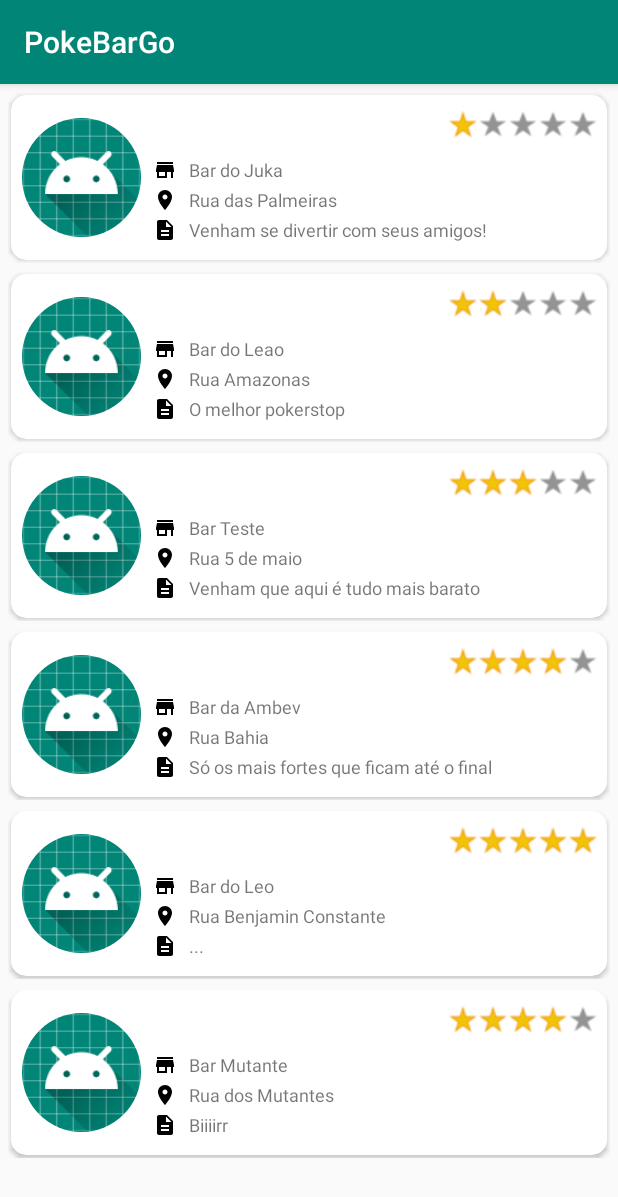
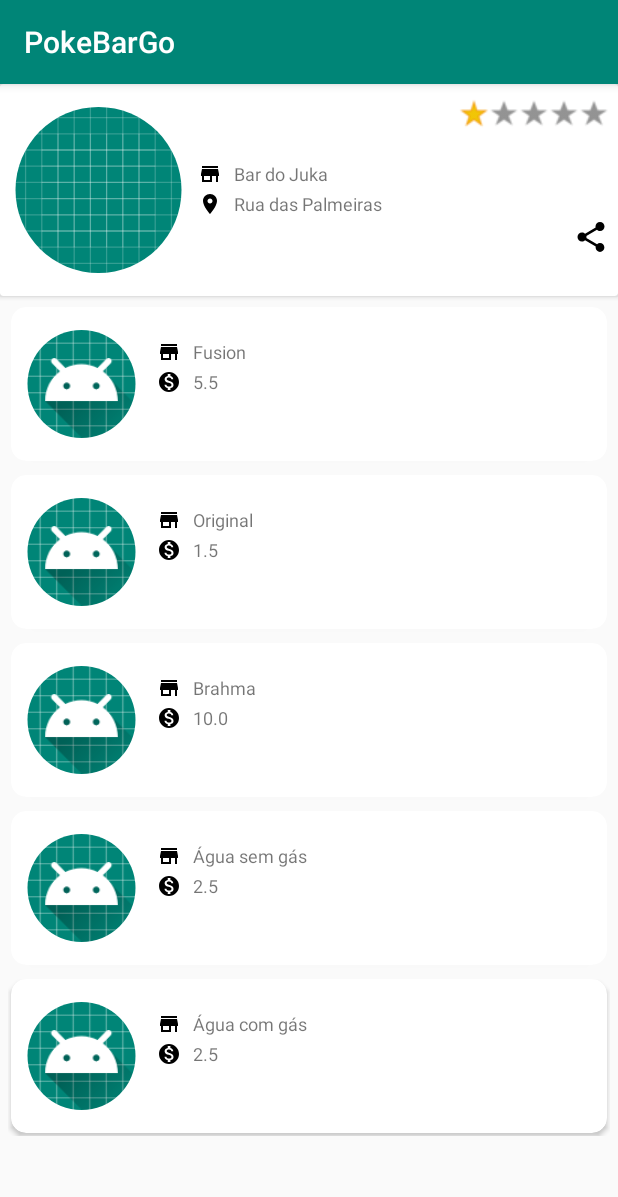
Before and after one commit to YuriLuis/PokeBarGo, an Android app: the screen it shows after launch (MainActivity before the commit, BarDetalheActivity after it), after a tap on "Bar do Juka", on a phone screen of 412 x 824 dp. Shown: the top 1197 px of the screen. Run offline under Robolectric (Android 15) with nearby library versions, the phone set to English and light mode, and no system bars; our stand-ins replace CircleImageView.

Commit message:
Criado bastante coisa no mesmo commit.

```diff
--- a/app/src/main/AndroidManifest.xml
+++ b/app/src/main/AndroidManifest.xml
@@ -9,8 +9,8 @@
         android:roundIcon="@mipmap/ic_launcher_round"
         android:supportsRtl="true"
         android:theme="@style/AppTheme">
+        <activity android:name=".view.BarDetalheActivity"></activity>
         <activity android:name=".view.MainActivity">
-
             <intent-filter>
                 <action android:name="android.intent.action.MAIN" />
 
--- a/app/src/main/java/com/example/pokebargo/controler/BarAdapter.java
+++ b/app/src/main/java/com/example/pokebargo/controler/BarAdapter.java
@@ -1,6 +1,7 @@
 package com.example.pokebargo.controler;
 
 import android.content.Context;
+import android.content.Intent;
 import android.view.LayoutInflater;
 import android.view.View;
 import android.view.ViewGroup;
@@ -13,12 +14,15 @@ import androidx.recyclerview.widget.RecyclerView;
 
 import com.example.pokebargo.R;
 import com.example.pokebargo.model.Bar;
+import com.example.pokebargo.model.Produto;
+import com.example.pokebargo.view.BarDetalheActivity;
 
 import java.util.List;
 
 public class BarAdapter extends RecyclerView.Adapter<BarAdapter.MyViewHolder> {
 
     private static List<Bar> listaBar;
+    private static List<Produto> listaProdutos;
     private Context context;
 
     // Construtor da classe BarAdapter
@@ -42,14 +46,19 @@ public class BarAdapter extends RecyclerView.Adapter<BarAdapter.MyViewHolder> {
         // Utiliza o holder para pegar as informações do model Bar
         holder.tv_nome.setText("   " + listaBar.get(position).getNome());
         holder.tv_endereco.setText("   " + listaBar.get(position).getEndereco());
-        holder.tv_descricao.setText("   " + listaBar.get(position).getDescricao());
+        holder.tv_descricao.setText("  " + listaBar.get(position).getDescricao());
         holder.rb_classificacao.setRating(listaBar.get(position).getClassificacao());
+        holder.iv_img_bar.setImageResource(listaBar.get(position).getUrl_img());
         holder.cv_item_bar.setOnClickListener(new View.OnClickListener() {
             @Override
             public void onClick(View v) {
-                /*Intent intent = new Intent(context, DetalhesProdutoActivity.class);
-                intent.putExtra("NomeProduto", listaProdutosFiltrado.get(position).getNomeProduto());
-                context.startActivity(intent);*/
+                Intent intent = new Intent(context, BarDetalheActivity.class);
+                intent.putExtra("NomeBar", listaBar.get(position).getNome());
+                intent.putExtra("EnderecoBar", listaBar.get(position).getEndereco());
+                intent.putExtra("DescricaoBar", listaBar.get(position).getDescricao());
+                intent.putExtra("ClassificaoBar", listaBar.get(position).getClassificacao());
+                intent.putExtra("ImagemBar", listaBar.get(position).getUrl_img());
+                context.startActivity(intent);
             }
         });
     }
--- /dev/null
+++ b/app/src/main/java/com/example/pokebargo/controler/ProdutoAdapter.java
@@ -0,0 +1,75 @@
+package com.example.pokebargo.controler;
+
+import android.content.Context;
+import android.view.LayoutInflater;
+import android.view.View;
+import android.view.ViewGroup;
+import android.widget.ImageView;
+import android.widget.TextView;
+
+import androidx.cardview.widget.CardView;
+import androidx.recyclerview.widget.RecyclerView;
+
+import com.example.pokebargo.R;
+import com.example.pokebargo.model.Produto;
+
+import java.util.List;
+
+public class ProdutoAdapter extends RecyclerView.Adapter<ProdutoAdapter.MyViewHolder> {
+
+    private static List<Produto> listaProduto;
+    private Context context;
+
+    // Construtor da classe BarAdapter
+    public ProdutoAdapter(Context context, List<Produto> listaProduto) {
+        this.context = context;
+        ProdutoAdapter.listaProduto = listaProduto;
+    }
+
+
+    // Infla a view
+    @Override
+    public MyViewHolder onCreateViewHolder(ViewGroup parent, int viewType) {
+        View view;
+        LayoutInflater mInflater = LayoutInflater.from(context);
+        view = mInflater.inflate(R.layout.rcv_produtos_list, parent, false);
+        return new MyViewHolder(view);
+    }
+
+    @Override
+    public void onBindViewHolder(MyViewHolder holder, final int position) {
+        // Utiliza o holder para pegar as informações do model Bar
+        holder.tv_nome.setText("   " + listaProduto.get(position).getNome());
+        holder.tv_valor.setText("   " + listaProduto.get(position).getValor());
+        holder.cv_item_bar.setOnClickListener(new View.OnClickListener() {
+            @Override
+            public void onClick(View v) {
+                /*Intent intent = new Intent(context, DetalhesProdutoActivity.class);
+                intent.putExtra("NomeProduto", listaProdutosFiltrado.get(position).getNomeProduto());
+                context.startActivity(intent);*/
+            }
+        });
+    }
+
+    @Override
+    public int getItemCount() {
+        return listaProduto.size();
+    }
+
+    // Informa as views a serem utilizadas
+    public static class MyViewHolder extends RecyclerView.ViewHolder {
+        TextView tv_nome, tv_valor;
+        ImageView iv_img_produto;
+        CardView cv_item_bar;
+
+        public MyViewHolder(View itemView) {
+            super(itemView);
+            // Atribuição
+            tv_nome = itemView.findViewById(R.id.tv_nome);
+            tv_valor = itemView.findViewById(R.id.tv_valor);
+            iv_img_produto = itemView.findViewById(R.id.img_produto);
+            cv_item_bar = itemView.findViewById(R.id.cv_item_bar);
+
+        }
+    }
+}
--- a/app/src/main/java/com/example/pokebargo/model/Bar.java
+++ b/app/src/main/java/com/example/pokebargo/model/Bar.java
@@ -4,16 +4,25 @@ import java.util.List;
 
 public class Bar {
     private String nome;
-    private String url_img;
+    private int url_img;
     private String descricao;
-    private List<String> produto;
+    private List<Produto> produto;
     private String endereco;
-    private int classificacao;
+    private float classificacao;
+
+    public Bar(String nome, int url_img, String descricao, List<Produto> produto, String endereco, float classificacao) {
+        this.nome = nome;
+        this.url_img = url_img;
+        this.descricao = descricao;
+        this.produto = produto;
+        this.endereco = endereco;
+        this.classificacao = classificacao;
+    }
 
     public Bar() {
     }
 
-    public Bar(String nome, String url_img, String descricao, String endereco, int classificacao) {
+    public Bar(String nome, int url_img, String descricao, String endereco, int classificacao) {
         this.nome = nome;
         this.url_img = url_img;
         this.descricao = descricao;
@@ -29,11 +38,11 @@ public class Bar {
         this.nome = nome;
     }
 
-    public String getUrl_img() {
+    public int getUrl_img() {
         return url_img;
     }
 
-    public void setUrl_img(String url_img) {
+    public void setUrl_img(int url_img) {
         this.url_img = url_img;
     }
 
@@ -45,11 +54,11 @@ public class Bar {
         this.descricao = descricao;
     }
 
-    public List<String> getProduto() {
+    public List<Produto> getProduto() {
         return produto;
     }
 
-    public void setProduto(List<String> produto) {
+    public void setProduto(List<Produto> produto) {
         this.produto = produto;
     }
 
@@ -61,11 +70,11 @@ public class Bar {
         this.endereco = endereco;
     }
 
-    public int getClassificacao() {
+    public float getClassificacao() {
         return classificacao;
     }
 
-    public void setClassificacao(int classificacao) {
+    public void setClassificacao(float classificacao) {
         this.classificacao = classificacao;
     }
 }
--- /dev/null
+++ b/app/src/main/java/com/example/pokebargo/model/Produto.java
@@ -0,0 +1,40 @@
+package com.example.pokebargo.model;
+
+public class Produto {
+    private String nome;
+    private double valor;
+    private int url_img;
+
+    public Produto() {
+    }
+
+    public Produto(String nome, double valor, int url_img) {
+        this.nome = nome;
+        this.valor = valor;
+        this.url_img = url_img;
+    }
+
+    public int getUrl_img() {
+        return url_img;
+    }
+
+    public void setUrl_img(int url_img) {
+        this.url_img = url_img;
+    }
+
+    public String getNome() {
+        return nome;
+    }
+
+    public void setNome(String nome) {
+        this.nome = nome;
+    }
+
+    public double getValor() {
+        return valor;
+    }
+
+    public void setValor(double valor) {
+        this.valor = valor;
+    }
+}
--- a/app/src/main/java/com/example/pokebargo/model/Produtos.java
+++ /dev/null
@@ -1,50 +0,0 @@
-package com.example.pokebargo.model;
-
-public class Produtos {
-    private String nome;
-    private int quantidade;
-    private float valor;
-    private String url_img;
-
-    public Produtos() {
-    }
-
-    public Produtos(String nome, int quantidade, float valor, String url_img) {
-        this.nome = nome;
-        this.quantidade = quantidade;
-        this.valor = valor;
-        this.url_img = url_img;
-    }
-
-    public String getUrl_img() {
-        return url_img;
-    }
-
-    public void setUrl_img(String url_img) {
-        this.url_img = url_img;
-    }
-
-    public String getNome() {
-        return nome;
-    }
-
-    public void setNome(String nome) {
-        this.nome = nome;
-    }
-
-    public int getQuantidade() {
-        return quantidade;
-    }
-
-    public void setQuantidade(int quantidade) {
-        this.quantidade = quantidade;
-    }
-
-    public float getValor() {
-        return valor;
-    }
-
-    public void setValor(float valor) {
-        this.valor = valor;
-    }
-}
--- /dev/null
+++ b/app/src/main/java/com/example/pokebargo/view/BarDetalheActivity.java
@@ -0,0 +1,109 @@
+package com.example.pokebargo.view;
+
+import android.content.Intent;
+import android.database.Cursor;
+import android.net.Uri;
+import android.os.Bundle;
+import android.provider.ContactsContract;
+import android.view.View;
+import android.widget.ImageView;
+import android.widget.RatingBar;
+import android.widget.TextView;
+import android.widget.Toast;
+
+import androidx.annotation.Nullable;
+import androidx.appcompat.app.AppCompatActivity;
+import androidx.recyclerview.widget.GridLayoutManager;
+import androidx.recyclerview.widget.RecyclerView;
+
+import com.example.pokebargo.R;
+import com.example.pokebargo.controler.ProdutoAdapter;
+import com.example.pokebargo.model.Produto;
+
+import java.util.ArrayList;
+import java.util.List;
+
+public class BarDetalheActivity extends AppCompatActivity {
+
+    private static final int RESULT_PICK_CONTACT = 1;
+    RecyclerView rcv_listaProduto;
+    List<Produto> produtosList;
+    TextView tv_nomeBar, tv_endereco;
+    RatingBar rb_classificacao;
+    ImageView img_bar;
+
+    @Override
+    protected void onActivityResult(int requestCode, int resultCode, @Nullable Intent data) {
+        super.onActivityResult(requestCode, resultCode, data);
+        if (resultCode == RESULT_OK) {
+            switch (requestCode) {
+                case RESULT_PICK_CONTACT:
+                    contactPicked(data);
+                    break;
+            }
+        } else {
+            Toast.makeText(this, "Nenhum contato selecionado!", Toast.LENGTH_SHORT).show();
+        }
+    }
+
+    @Override
+    protected void onCreate(Bundle savedInstanceState) {
+        super.onCreate(savedInstanceState);
+        setContentView(R.layout.activity_bar_detalhe);
+        ProdutoAdapter produtoAdapter;
+
+        produtosList = new ArrayList<>();
+        rcv_listaProduto = findViewById(R.id.rcv_listaProdutos);
+
+        // Variáveis Chaves
+        Intent intent = getIntent();
+        String nomeBar = intent.getExtras().getString("NomeBar");
+        String endereco = intent.getExtras().getString("EnderecoBar");
+        Float classificao = intent.getExtras().getFloat("ClassificaoBar");
+        int imgBar = intent.getExtras().getInt("ImagemBar");
+
+        tv_nomeBar = findViewById(R.id.tv_nomeBar);
+        tv_endereco = findViewById(R.id.tv_endereco);
+        rb_classificacao = findViewById(R.id.rb_classificacao);
+        img_bar = findViewById(R.id.img_bar);
+
+        tv_nomeBar.setText("   " + nomeBar);
+        tv_endereco.setText("   " + endereco);
+        rb_classificacao.setRating(classificao);
+        img_bar.setImageResource(imgBar);
+
+        produtosList.add(new Produto("Fusion", 5.50, 0));
+        produtosList.add(new Produto("Original", 1.50, 0));
+        produtosList.add(new Produto("Brahma", 10.0, 0));
+        produtosList.add(new Produto("Água sem gás", 2.50, 0));
+        produtosList.add(new Produto("Água com gás", 2.50, 0));
+
+        produtoAdapter = new ProdutoAdapter(this, produtosList);
+
+        rcv_listaProduto.setLayoutManager(new GridLayoutManager(this, 1));
+
+        rcv_listaProduto.setAdapter(produtoAdapter);
+
+
+    }
+
+    private void contactPicked(Intent data) {
+        Cursor cursor = null;
+        try {
+            String phoneNo = null;
+            Uri uri = data.getData();
+            cursor = getContentResolver().query(uri, null, null, null, null);
+            cursor.moveToFirst();
+            int phoneIndex = cursor.getColumnIndex(ContactsContract.CommonDataKinds.Phone.NUMBER);
+            phoneNo = cursor.getString(phoneIndex);
+            Toast.makeText(this, "Endereço enviado para o contato " + phoneNo, Toast.LENGTH_SHORT).show();
+        } catch (Exception e) {
+            e.printStackTrace();
+        }
+    }
+
+    public void compartilhar(View view) {
+        Intent in = new Intent(Intent.ACTION_PICK, ContactsContract.CommonDataKinds.Phone.CONTENT_URI);
+        startActivityForResult(in, RESULT_PICK_CONTACT);
+    }
+}
--- a/app/src/main/java/com/example/pokebargo/view/MainActivity.java
+++ b/app/src/main/java/com/example/pokebargo/view/MainActivity.java
@@ -22,20 +22,21 @@ public class MainActivity extends AppCompatActivity {
     protected void onCreate(Bundle savedInstanceState) {
         super.onCreate(savedInstanceState);
         setContentView(R.layout.activity_main);
+        BarAdapter barAdapter;
 
         barList = new ArrayList<>();
         rcv_listaBares = findViewById(R.id.rcv_listaBares);
 
         // Construtor da classe Bar
-        barList.add(new Bar("Bar do Juka", "", "Venham se divertir com seus amigos!", "Rua das Palmeiras", 1));
-        barList.add(new Bar("Bar do Leao", "", "O melhor pokerstop", "Rua Amazonas", 2));
-        barList.add(new Bar("Bar Teste", "", "Venham que aqui é tudo mais barato", "Rua 5 de maio", 3));
-        barList.add(new Bar("Bar da Ambev", "", "Só os mais fortes que ficam até o final", "Rua Bahia", 4));
-        barList.add(new Bar("Bar do Leo", "", "...", "Rua Benjamin Constante", 5));
-        barList.add(new Bar("Bar Mutante","","Biiiirr","Rua dos Mutantes",4));
+        barList.add(new Bar("Bar do Juka", R.drawable.ic_launcher_background, "Venham se divertir com seus amigos!", "Rua das Palmeiras", 1));
+        barList.add(new Bar("Bar do Leao", R.drawable.ic_launcher_background, "O melhor pokerstop", "Rua Amazonas", 2));
+        barList.add(new Bar("Bar Teste", R.drawable.ic_launcher_background, "Venham que aqui é tudo mais barato", "Rua 5 de maio", 3));
+        barList.add(new Bar("Bar da Ambev", R.drawable.ic_launcher_background, "Só os mais fortes que ficam até o final", "Rua Bahia", 4));
+        barList.add(new Bar("Bar do Leo", R.drawable.ic_launcher_background, "...", "Rua Benjamin Constante", 5));
+        barList.add(new Bar("Bar Mutante", R.drawable.ic_launcher_background, "Biiiirr", "Rua dos Mutantes", 4));
 
         // Construtor da classe Adapter
-        BarAdapter barAdapter = new BarAdapter(this, barList);
+        barAdapter = new BarAdapter(this, barList);
 
         // Define a quantidade de cards a ser exibido no layout
         rcv_listaBares.setLayoutManager(new GridLayoutManager(this, 1));
@@ -43,5 +44,7 @@ public class MainActivity extends AppCompatActivity {
         // Seta o BarAdapter no recycle view
         rcv_listaBares.setAdapter(barAdapter);
 
+        // Pegando o clique do Usuário no recycler view
+
     }
 }
--- /dev/null
+++ b/app/src/main/res/drawable/ic_monetization_on_black_16dp.xml
@@ -0,0 +1,4 @@
+<vector android:height="16dp" android:viewportHeight="24.0"
+    android:viewportWidth="24.0" android:width="16dp" xmlns:android="http://schemas.android.com/apk/res/android">
+    <path android:fillColor="#FF000000" android:pathData="M12,2C6.48,2 2,6.48 2,12s4.48,10 10,10 10,-4.48 10,-10S17.52,2 12,2zM13.41,18.09L13.41,20h-2.67v-1.93c-1.71,-0.36 -3.16,-1.46 -3.27,-3.4h1.96c0.1,1.05 0.82,1.87 2.65,1.87 1.96,0 2.4,-0.98 2.4,-1.59 0,-0.83 -0.44,-1.61 -2.67,-2.14 -2.48,-0.6 -4.18,-1.62 -4.18,-3.67 0,-1.72 1.39,-2.84 3.11,-3.21L10.74,4h2.67v1.95c1.86,0.45 2.79,1.86 2.85,3.39L14.3,9.34c-0.05,-1.11 -0.64,-1.87 -2.22,-1.87 -1.5,0 -2.4,0.68 -2.4,1.64 0,0.84 0.65,1.39 2.67,1.91s4.18,1.39 4.18,3.91c-0.01,1.83 -1.38,2.83 -3.12,3.16z"/>
+</vector>
--- /dev/null
+++ b/app/src/main/res/drawable/ic_share_black_24dp.xml
@@ -0,0 +1,9 @@
+<vector xmlns:android="http://schemas.android.com/apk/res/android"
+        android:width="24dp"
+        android:height="24dp"
+        android:viewportWidth="24.0"
+        android:viewportHeight="24.0">
+    <path
+        android:fillColor="#FF000000"
+        android:pathData="M18,16.08c-0.76,0 -1.44,0.3 -1.96,0.77L8.91,12.7c0.05,-0.23 0.09,-0.46 0.09,-0.7s-0.04,-0.47 -0.09,-0.7l7.05,-4.11c0.54,0.5 1.25,0.81 2.04,0.81 1.66,0 3,-1.34 3,-3s-1.34,-3 -3,-3 -3,1.34 -3,3c0,0.24 0.04,0.47 0.09,0.7L8.04,9.81C7.5,9.31 6.79,9 6,9c-1.66,0 -3,1.34 -3,3s1.34,3 3,3c0.79,0 1.5,-0.31 2.04,-0.81l7.12,4.16c-0.05,0.21 -0.08,0.43 -0.08,0.65 0,1.61 1.31,2.92 2.92,2.92 1.61,0 2.92,-1.31 2.92,-2.92s-1.31,-2.92 -2.92,-2.92z"/>
+</vector>
--- /dev/null
+++ b/app/src/main/res/layout/activity_bar_detalhe.xml
@@ -0,0 +1,110 @@
+<?xml version="1.0" encoding="utf-8"?>
+<LinearLayout xmlns:android="http://schemas.android.com/apk/res/android"
+    xmlns:app="http://schemas.android.com/apk/res-auto"
+    xmlns:tools="http://schemas.android.com/tools"
+    android:layout_width="match_parent"
+    android:layout_height="match_parent"
+    android:orientation="vertical"
+    tools:context=".view.BarDetalheActivity">
+
+    <androidx.cardview.widget.CardView
+        android:layout_width="match_parent"
+        android:layout_height="wrap_content">
+
+        <LinearLayout
+            android:layout_width="match_parent"
+            android:layout_height="wrap_content"
+            android:orientation="horizontal"
+            android:paddingLeft="2dp"
+            android:paddingTop="10dp"
+            android:paddingRight="6dp"
+            android:paddingBottom="10dp">
+
+            <de.hdodenhof.circleimageview.CircleImageView
+                android:id="@+id/img_bar"
+                android:layout_width="254dp"
+                android:layout_height="121dp"
+                android:layout_weight="1"
+                android:padding="5dp"
+                android:scaleType="centerCrop"
+                android:src="@mipmap/ic_launcher_round">
+
+            </de.hdodenhof.circleimageview.CircleImageView>
+
+            <LinearLayout
+                android:layout_width="match_parent"
+                android:layout_height="match_parent"
+                android:layout_weight="1"
+                android:orientation="horizontal">
+
+                <LinearLayout
+                    android:layout_width="match_parent"
+                    android:layout_height="wrap_content"
+                    android:layout_weight="1"
+                    android:orientation="vertical">
+
+                    <RatingBar
+                        android:id="@+id/rb_classificacao"
+                        style="@style/customRatingBar"
+                        android:layout_width="wrap_content"
+                        android:layout_height="wrap_content"
+                        android:layout_gravity="right"
+                        android:maxHeight="20dp"
+                        android:minHeight="20dp"
+                        android:numStars="5" />
+
+                    <TextView
+                        android:id="@+id/tv_descricao"
+                        android:layout_width="match_parent"
+                        android:layout_height="20dp"
+                        android:gravity="center|left"
+                        android:textSize="12dp" />
+
+                    <TextView
+                        android:id="@+id/tv_nomeBar"
+                        android:layout_width="match_parent"
+                        android:layout_height="20dp"
+                        android:drawableLeft="@drawable/ic_store_black_16dp"
+                        android:gravity="center|left"
+                        android:paddingLeft="2.5dp"
+                        android:text="Nome"
+                        android:textSize="12dp" />
+
+                    <TextView
+                        android:id="@+id/tv_endereco"
+                        android:layout_width="match_parent"
+                        android:layout_height="20dp"
+                        android:drawableLeft="@drawable/ic_location_on_black_16dp"
+                        android:gravity="center|left"
+                        android:paddingLeft="2.5dp"
+                        android:text="Localização"
+                        android:textSize="12dp" />
+
+                    <ImageView
+                        android:id="@+id/imageView3"
+                        android:layout_width="24dp"
+                        android:layout_height="24dp"
+                        android:layout_gravity="right"
+                        android:contentDescription="TODO"
+                        android:onClick="compartilhar"
+                        android:src="@drawable/ic_share_black_24dp" />
+
+                </LinearLayout>
+
+            </LinearLayout>
+        </LinearLayout>
+
+    </androidx.cardview.widget.CardView>
+
+    <LinearLayout
+        android:layout_width="match_parent"
+        android:layout_height="match_parent"
+        android:background="#00665E5E"
+        android:orientation="vertical">
+
+        <androidx.recyclerview.widget.RecyclerView
+            android:id="@+id/rcv_listaProdutos"
+            android:layout_width="match_parent"
+            android:layout_height="match_parent" />
+    </LinearLayout>
+</LinearLayout>
--- a/app/src/main/res/layout/rcv_produtos_list.xml
+++ b/app/src/main/res/layout/rcv_produtos_list.xml
@@ -9,7 +9,7 @@
     android:orientation="horizontal">
 
     <androidx.cardview.widget.CardView
-        android:id="@+id/cv_item_produtos"
+        android:id="@+id/cv_item_bar"
         android:layout_width="match_parent"
         android:layout_height="wrap_content"
         android:layout_margin="2dp"
@@ -22,10 +22,10 @@
             android:paddingLeft="2dp"
             android:paddingTop="10dp"
             android:paddingRight="6dp"
-            android:paddingBottom="10dp" />
+            android:paddingBottom="10dp">
 
             <de.hdodenhof.circleimageview.CircleImageView
-            android:id="@+id/img_bar"
+                android:id="@+id/img_produto"
                 android:layout_width="180dp"
                 android:layout_height="match_parent"
                 android:layout_weight="1"
@@ -33,13 +33,44 @@
                 android:scaleType="centerCrop"
                 android:src="@mipmap/ic_launcher_round">
 
+            </de.hdodenhof.circleimageview.CircleImageView>
+
             <LinearLayout
                 android:layout_width="match_parent"
                 android:layout_height="match_parent"
                 android:layout_weight="1"
-                android:orientation="horizontal" />
+                android:orientation="horizontal">
 
+                <LinearLayout
+                    android:layout_width="match_parent"
+                    android:layout_height="wrap_content"
+                    android:layout_weight="1"
+                    android:orientation="vertical">
 
-        </de.hdodenhof.circleimageview.CircleImageView>
+                    <TextView
+                        android:id="@+id/tv_nome"
+                        android:layout_width="match_parent"
+                        android:layout_height="20dp"
+                        android:layout_marginTop="10dp"
+                        android:drawableLeft="@drawable/ic_store_black_16dp"
+                        android:gravity="center|left"
+                        android:paddingLeft="5dp"
+                        android:text="Nome"
+                        android:textSize="12dp" />
+
+                    <TextView
+                        android:id="@+id/tv_valor"
+                        android:layout_width="match_parent"
+                        android:layout_height="20dp"
+                        android:drawableLeft="@drawable/ic_monetization_on_black_16dp"
+                        android:gravity="center|left"
+                        android:paddingLeft="5dp"
+                        android:text="Valor"
+                        android:textSize="12dp" />
+
+                </LinearLayout>
+            </LinearLayout>
+
+        </LinearLayout>
     </androidx.cardview.widget.CardView>
 </LinearLayout>
```
Lines whose indentation alone changed are shown as unchanged.
